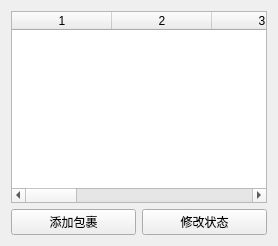
Before: the Qt Designer form views/PackageView.ui in LittleChiu/ExpressManager, drawn with Qt 5.
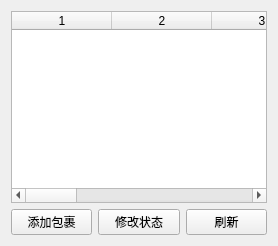
After: the same form once the commit is applied.

The edit to the form file:
```diff
--- a/views/PackageView.ui
+++ b/views/PackageView.ui
@@ -42,6 +42,13 @@
        </property>
       </widget>
      </item>
+     <item>
+      <widget class="QPushButton" name="refreshPackageButton">
+       <property name="text">
+        <string>刷新</string>
+       </property>
+      </widget>
+     </item>
     </layout>
    </item>
   </layout>
```
